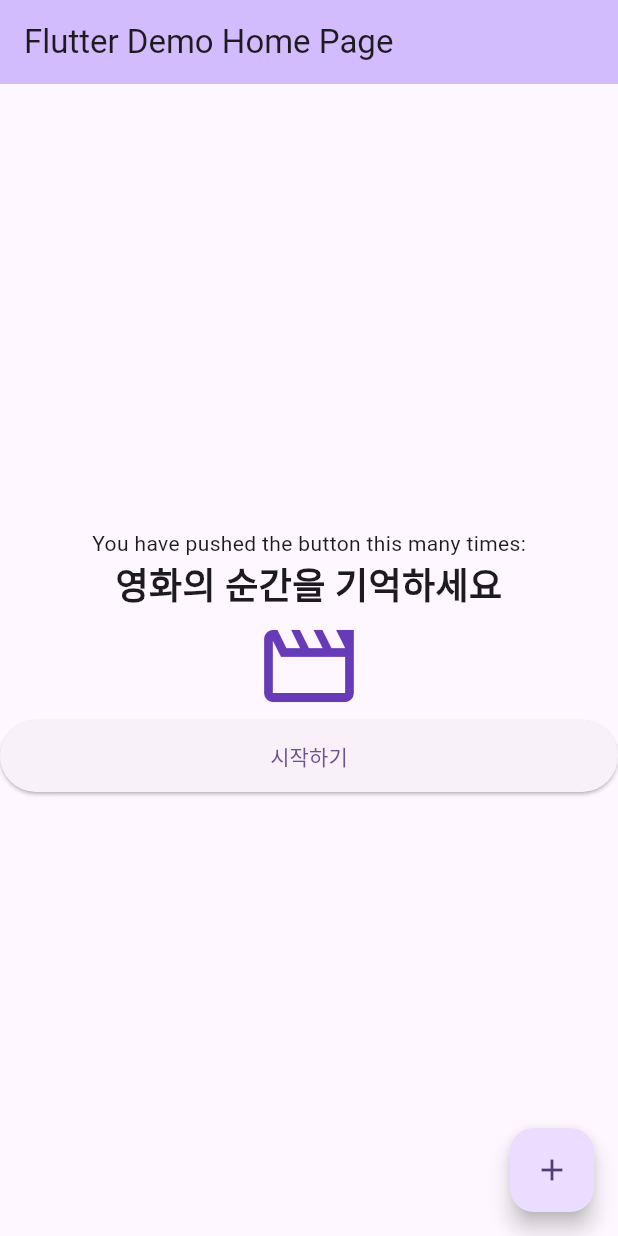
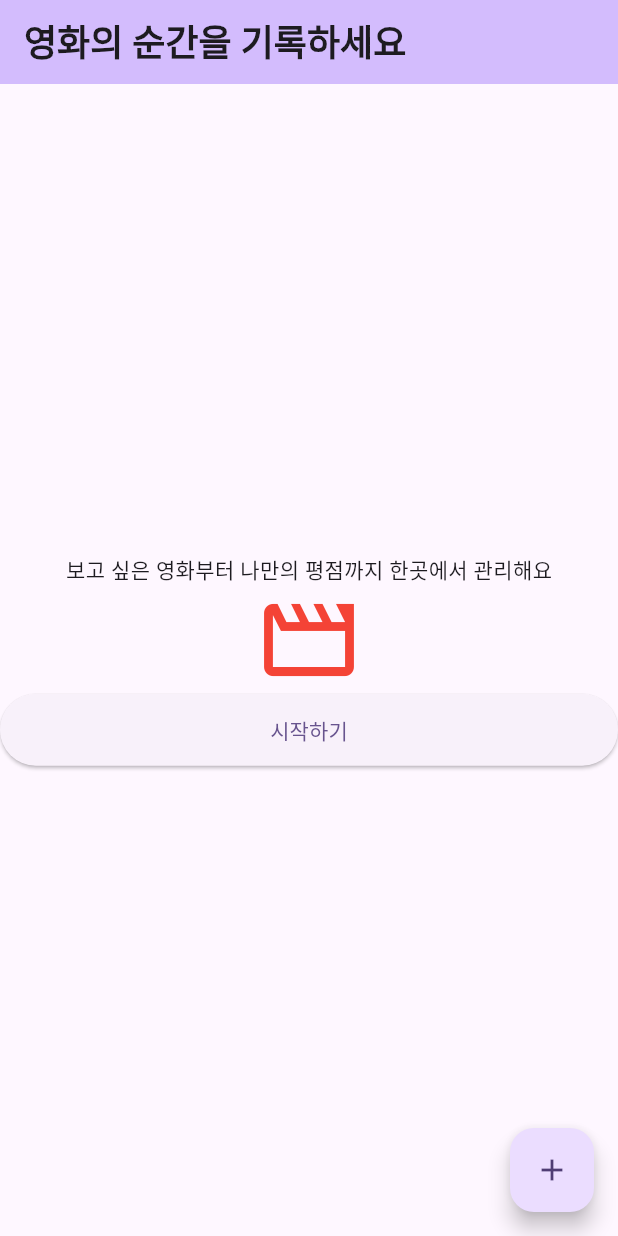
Before and after one commit to UMC-CUK-11th/PE_App, a Flutter app: the screen it shows after launch, on a phone screen of 412 x 824 dp. Run offline on Flutter 3.47's test engine with Material 3 defaults, Android fonts, the light colour scheme and no system bars.

Commit message:
moviglog flutter

```diff
--- /dev/null
+++ b/lib/Movie.dart
@@ -0,0 +1,6 @@
+class Movie {
+  String title;
+  String? nickname; //?를 넣으면 넣어도 안넣어도 상관 x
+
+  Movie({required this.title, this.nickname}); //required가 붙으면 필수
+}
--- a/lib/main.dart
+++ b/lib/main.dart
@@ -83,7 +83,15 @@ class _MyHomePageState extends State<MyHomePage> {
         backgroundColor: Theme.of(context).colorScheme.inversePrimary,
         // Here we take the value from the MyHomePage object that was created by
         // the App.build method, and use it to set our appbar title.
-        title: Text(widget.title),
+        title: Text(
+              '영화의 순간을 기록하세요',
+              textAlign: TextAlign.center,
+              maxLines: 1,
+              overflow: TextOverflow.ellipsis,
+              style: TextStyle(
+                fontSize: 24,
+                fontWeight: FontWeight.bold,
+            ),),
       ),
       body: Center(
         // Center is a layout widget. It takes a single child and positions it
@@ -104,21 +112,16 @@ class _MyHomePageState extends State<MyHomePage> {
           // wireframe for each widget.
           mainAxisAlignment: .center,
           children: [
-            const Text('You have pushed the button this many times:'),
-            Text(
-              '영화의 순간을 기억하세요',
-              textAlign: TextAlign.center,
-              maxLines: 1,
-              overflow: TextOverflow.ellipsis,
-              style: TextStyle(
-                fontSize: 24,
-                fontWeight: FontWeight.bold,
-            ),),
+            const
+
+            Text('보고 싶은 영화부터 나만의 평점까지 한곳에서 관리해요'),
             const Icon(
                 Icons.movie_outlined,
                 size: 72,
-                color: Colors.deepPurple,
+                color: Colors.red,
+                semanticLabel: '영화 아이콘',
               ),
+
 
           ElevatedButton(
   onPressed: () {
@@ -140,4 +143,5 @@ class _MyHomePageState extends State<MyHomePage> {
     );
 
   }
+
 }
```
